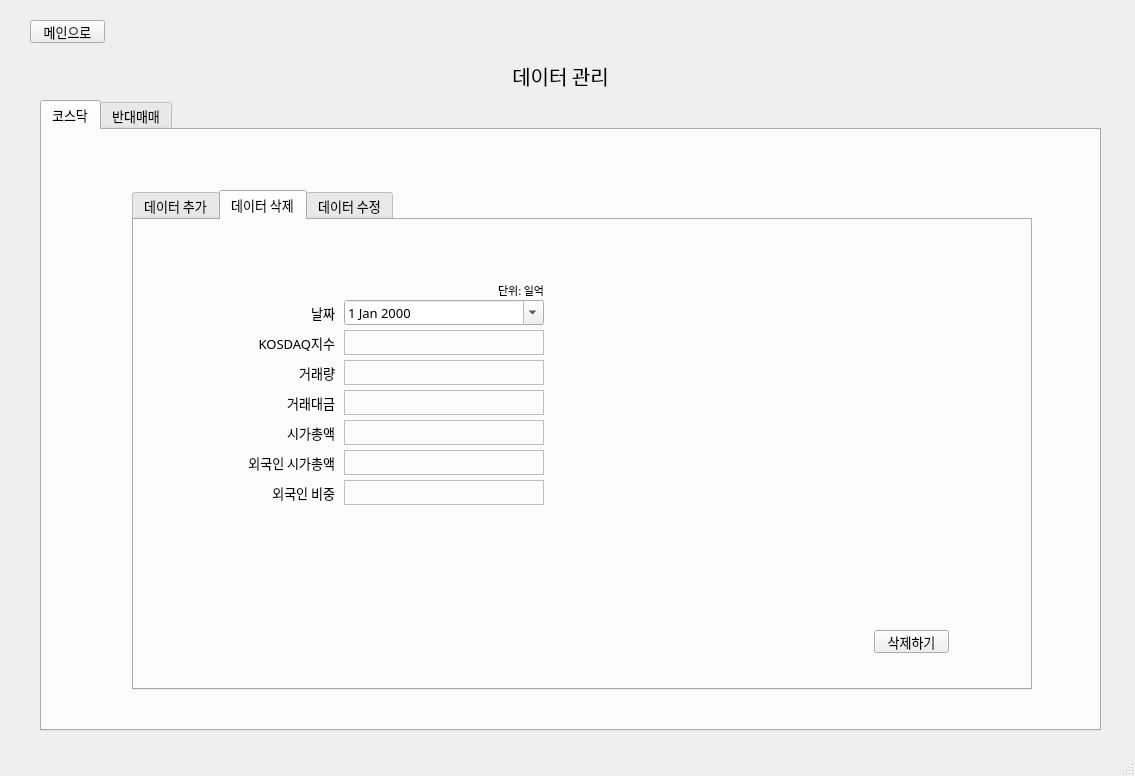
syarin03/kosdaq, file main.ui: the form before one commit.
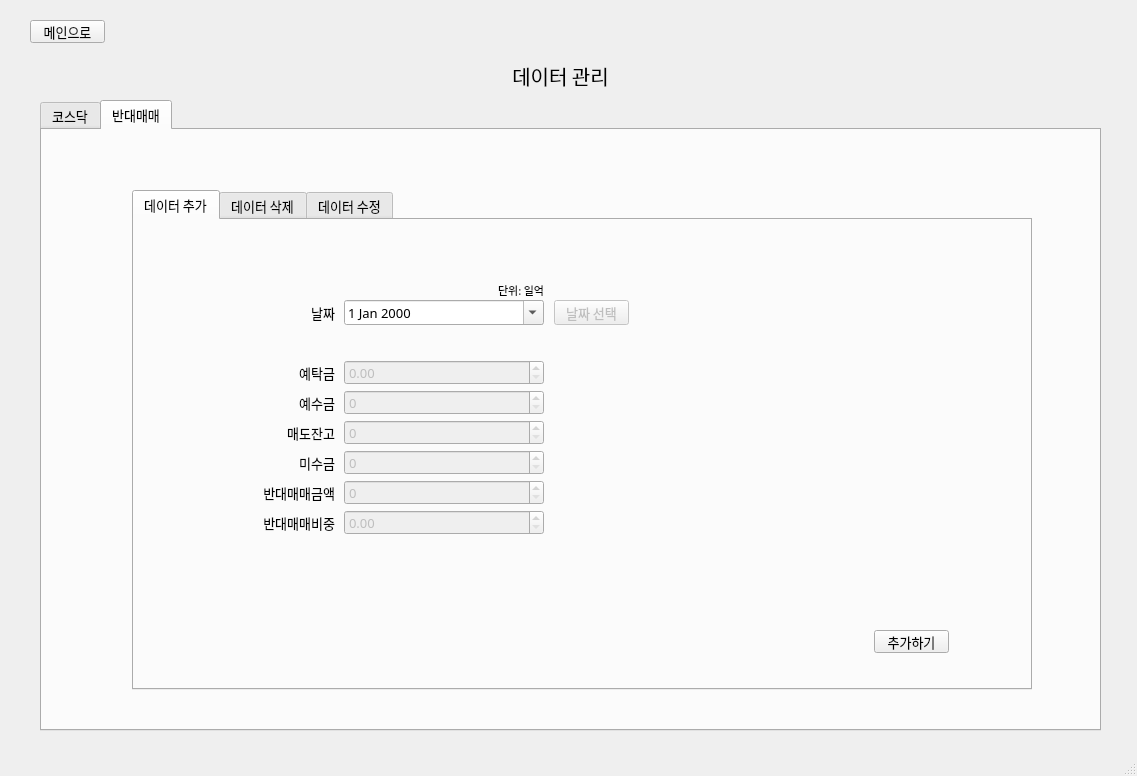
The form after the commit. The open tabs and pages were chosen to show the change.

Commit message: 변수명 수정 + 데이터 관리 날짜 선택 알고리즘 완성

```diff
--- a/main.ui
+++ b/main.ui
@@ -6,7 +6,7 @@
    <rect>
     <x>0</x>
     <y>0</y>
-    <width>1135</width>
+    <width>1137</width>
     <height>776</height>
    </rect>
   </property>
@@ -725,7 +725,7 @@
       <property name="currentIndex">
        <number>0</number>
       </property>
-      <widget class="QWidget" name="kosdaq_manage">
+      <widget class="QWidget" name="kosdaq_tab_manage">
        <attribute name="title">
         <string>코스닥</string>
        </attribute>
@@ -750,7 +750,7 @@
         <property name="currentIndex">
          <number>0</number>
         </property>
-        <widget class="QWidget" name="kosdaq_add">
+        <widget class="QWidget" name="kosdaq_tab_add">
          <attribute name="title">
           <string>데이터 추가</string>
          </attribute>
@@ -1026,7 +1026,7 @@
           </property>
          </widget>
         </widget>
-        <widget class="QWidget" name="kosdaq_del">
+        <widget class="QWidget" name="kosdaq_tab_del">
          <attribute name="title">
           <string>데이터 삭제</string>
          </attribute>
@@ -1048,27 +1048,30 @@
           <widget class="QLabel" name="kosdaq_label_del">
            <property name="geometry">
             <rect>
-             <x>350</x>
-             <y>30</y>
+             <x>140</x>
+             <y>60</y>
              <width>200</width>
-             <height>25</height>
+             <height>20</height>
             </rect>
            </property>
            <property name="font">
             <font>
              <family>맑은 고딕</family>
-             <pointsize>10</pointsize>
+             <pointsize>8</pointsize>
             </font>
            </property>
            <property name="text">
             <string/>
            </property>
+           <property name="alignment">
+            <set>Qt::AlignRight|Qt::AlignTop|Qt::AlignTrailing</set>
+           </property>
           </widget>
           <widget class="QLabel" name="label_14">
            <property name="geometry">
             <rect>
              <x>30</x>
-             <y>90</y>
+             <y>120</y>
              <width>101</width>
              <height>25</height>
             </rect>
@@ -1109,7 +1112,7 @@
            <property name="geometry">
             <rect>
              <x>30</x>
-             <y>120</y>
+             <y>150</y>
              <width>101</width>
              <height>25</height>
             </rect>
@@ -1131,7 +1134,7 @@
            <property name="geometry">
             <rect>
              <x>30</x>
-             <y>180</y>
+             <y>210</y>
              <width>101</width>
              <height>25</height>
             </rect>
@@ -1153,7 +1156,7 @@
            <property name="geometry">
             <rect>
              <x>30</x>
-             <y>150</y>
+             <y>180</y>
              <width>101</width>
              <height>25</height>
             </rect>
@@ -1178,7 +1181,7 @@
            <property name="geometry">
             <rect>
              <x>140</x>
-             <y>60</y>
+             <y>90</y>
              <width>211</width>
              <height>191</height>
             </rect>
@@ -1190,9 +1193,6 @@
             </font>
            </property>
            <widget class="QLabel" name="kosdaq_label_del1">
-            <property name="enabled">
-             <bool>false</bool>
-            </property>
             <property name="geometry">
              <rect>
               <x>0</x>
@@ -1311,7 +1311,7 @@
            <property name="geometry">
             <rect>
              <x>30</x>
-             <y>60</y>
+             <y>90</y>
              <width>101</width>
              <height>25</height>
             </rect>
@@ -1355,7 +1355,7 @@
            <property name="geometry">
             <rect>
              <x>30</x>
-             <y>210</y>
+             <y>240</y>
              <width>101</width>
              <height>25</height>
             </rect>
@@ -1410,7 +1410,7 @@
           </property>
          </widget>
         </widget>
-        <widget class="QWidget" name="kosdaq_edit">
+        <widget class="QWidget" name="kosdaq_tab_edit">
          <attribute name="title">
           <string>데이터 수정</string>
          </attribute>
@@ -1892,7 +1892,7 @@
         </widget>
        </widget>
       </widget>
-      <widget class="QWidget" name="covering_manage">
+      <widget class="QWidget" name="covering_tab_manage">
        <attribute name="title">
         <string>반대매매</string>
        </attribute>
@@ -1917,7 +1917,7 @@
         <property name="currentIndex">
          <number>0</number>
         </property>
-        <widget class="QWidget" name="covering_add">
+        <widget class="QWidget" name="covering_tab_add">
          <attribute name="title">
           <string>데이터 추가</string>
          </attribute>
@@ -1933,27 +1933,36 @@
           <widget class="QLabel" name="covering_label_add">
            <property name="geometry">
             <rect>
-             <x>350</x>
-             <y>30</y>
+             <x>140</x>
+             <y>60</y>
              <width>200</width>
-             <height>25</height>
+             <height>20</height>
             </rect>
            </property>
+           <property name="font">
+            <font>
+             <family>맑은 고딕</family>
+             <pointsize>8</pointsize>
+            </font>
+           </property>
            <property name="text">
             <string/>
            </property>
+           <property name="alignment">
+            <set>Qt::AlignRight|Qt::AlignTop|Qt::AlignTrailing</set>
+           </property>
           </widget>
           <widget class="QLabel" name="label_33">
            <property name="geometry">
             <rect>
              <x>30</x>
-             <y>90</y>
+             <y>120</y>
              <width>101</width>
              <height>25</height>
             </rect>
            </property>
            <property name="text">
-            <string>거래량</string>
+            <string>예수금</string>
            </property>
            <property name="alignment">
             <set>Qt::AlignRight|Qt::AlignTrailing|Qt::AlignVCenter</set>
@@ -1976,13 +1985,13 @@
            <property name="geometry">
             <rect>
              <x>30</x>
-             <y>120</y>
+             <y>150</y>
              <width>101</width>
              <height>25</height>
             </rect>
            </property>
            <property name="text">
-            <string>거래대금</string>
+            <string>매도잔고</string>
            </property>
            <property name="alignment">
             <set>Qt::AlignRight|Qt::AlignTrailing|Qt::AlignVCenter</set>
@@ -1992,13 +2001,13 @@
            <property name="geometry">
             <rect>
              <x>30</x>
-             <y>180</y>
+             <y>210</y>
              <width>101</width>
              <height>25</height>
             </rect>
            </property>
            <property name="text">
-            <string>외국인 시가총액</string>
+            <string>반대매매금액</string>
            </property>
            <property name="alignment">
             <set>Qt::AlignRight|Qt::AlignTrailing|Qt::AlignVCenter</set>
@@ -2008,13 +2017,13 @@
            <property name="geometry">
             <rect>
              <x>30</x>
-             <y>150</y>
+             <y>180</y>
              <width>101</width>
              <height>25</height>
             </rect>
            </property>
            <property name="text">
-            <string>시가총액</string>
+            <string>미수금</string>
            </property>
            <property name="alignment">
             <set>Qt::AlignRight|Qt::AlignTrailing|Qt::AlignVCenter</set>
@@ -2027,7 +2036,7 @@
            <property name="geometry">
             <rect>
              <x>140</x>
-             <y>60</y>
+             <y>90</y>
              <width>211</width>
              <height>191</height>
             </rect>
@@ -2106,13 +2115,13 @@
            <property name="geometry">
             <rect>
              <x>30</x>
-             <y>60</y>
+             <y>90</y>
              <width>101</width>
              <height>25</height>
             </rect>
            </property>
            <property name="text">
-            <string>KOSDAQ지수</string>
+            <string>예탁금</string>
            </property>
            <property name="alignment">
             <set>Qt::AlignRight|Qt::AlignTrailing|Qt::AlignVCenter</set>
@@ -2138,13 +2147,13 @@
            <property name="geometry">
             <rect>
              <x>30</x>
-             <y>210</y>
+             <y>240</y>
              <width>101</width>
              <height>25</height>
             </rect>
            </property>
            <property name="text">
-            <string>외국인 비중</string>
+            <string>반대매매비중</string>
            </property>
            <property name="alignment">
             <set>Qt::AlignRight|Qt::AlignTrailing|Qt::AlignVCenter</set>
@@ -2172,6 +2181,22 @@
             <set>Qt::AlignRight|Qt::AlignTrailing|Qt::AlignVCenter</set>
            </property>
           </widget>
+          <widget class="QPushButton" name="covering_btn_addDate">
+           <property name="enabled">
+            <bool>false</bool>
+           </property>
+           <property name="geometry">
+            <rect>
+             <x>350</x>
+             <y>30</y>
+             <width>75</width>
+             <height>25</height>
+            </rect>
+           </property>
+           <property name="text">
+            <string>날짜 선택</string>
+           </property>
+          </widget>
          </widget>
          <widget class="QPushButton" name="covering_btn_add">
           <property name="geometry">
@@ -2187,7 +2212,7 @@
           </property>
          </widget>
         </widget>
-        <widget class="QWidget" name="covering_del">
+        <widget class="QWidget" name="covering_tab_del">
          <attribute name="title">
           <string>데이터 삭제</string>
          </attribute>
@@ -2568,7 +2593,7 @@
           </property>
          </widget>
         </widget>
-        <widget class="QWidget" name="covering_edit">
+        <widget class="QWidget" name="covering_tab_edit">
          <attribute name="title">
           <string>데이터 수정</string>
          </attribute>
```
Left out of the diff: 226 changed lines with no effect on the pictures. The commit also changes 1 other file.
